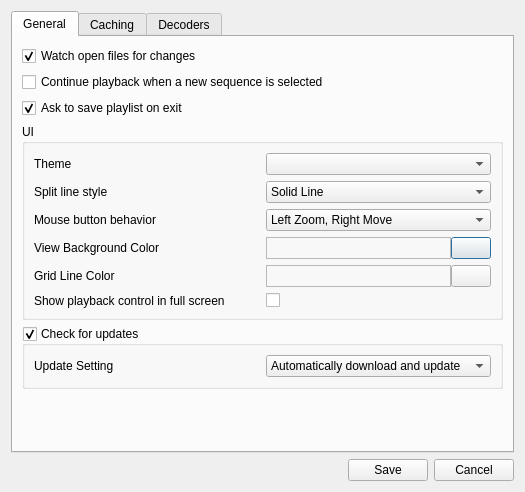
Before: the Qt Designer form ui/settingsDialog.ui in IENT/YUView, drawn with Qt 5.
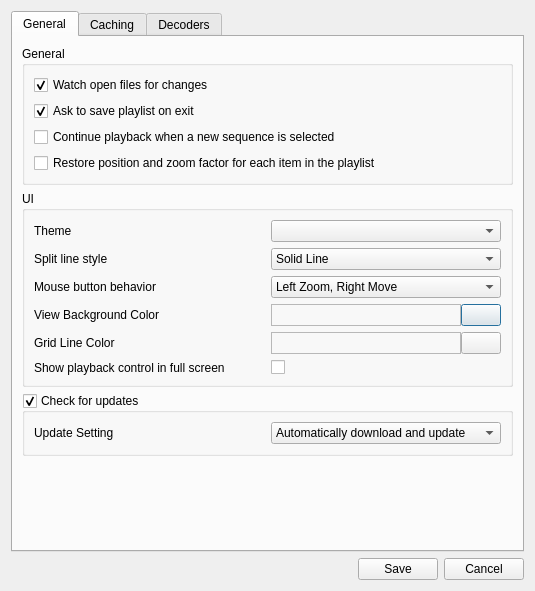
After: the same form once the commit is applied. The open tabs and pages were chosen to show the change. Icons and pictures are not drawn. Custom widgets are drawn as their Qt base class.

Commit message: Added and enabled a setting. This does not work yet.

What changed in the file:
```diff
--- a/ui/settingsDialog.ui
+++ b/ui/settingsDialog.ui
@@ -6,8 +6,8 @@
    <rect>
     <x>0</x>
     <y>0</y>
-    <width>525</width>
-    <height>492</height>
+    <width>535</width>
+    <height>591</height>
    </rect>
   </property>
   <property name="windowTitle">
@@ -25,22 +25,12 @@
       </attribute>
       <layout class="QVBoxLayout" name="verticalLayout_2">
        <item>
-        <widget class="QCheckBox" name="checkBoxWatchFiles">
-         <property name="toolTip">
-          <string>If active, all open files will be watched for changes. If a file is changed, YUV will ask you if you want to reload the file now.</string>
+        <widget class="QGroupBox" name="groupBox">
+         <property name="title">
+          <string>General</string>
          </property>
-         <property name="whatsThis">
-          <string>If active, all open files will be watched for changes. If a file is changed, YUV will ask you if you want to reload the file now.</string>
-         </property>
-         <property name="text">
-          <string>Watch open files for changes</string>
-         </property>
-         <property name="checked">
-          <bool>true</bool>
-         </property>
-        </widget>
-       </item>
-       <item>
+         <layout class="QGridLayout" name="gridLayout_7">
+          <item row="3" column="0">
         <widget class="QCheckBox" name="checkBoxContinuePlaybackNewSelection">
          <property name="toolTip">
           <string>Should playback continue if a new sequence is selected from the playlist?</string>
@@ -53,7 +43,7 @@
          </property>
         </widget>
        </item>
-       <item>
+          <item row="2" column="0">
         <widget class="QCheckBox" name="checkBoxAskToSave">
          <property name="text">
           <string>Ask to save playlist on exit</string>
@@ -63,6 +53,32 @@
          </property>
         </widget>
        </item>
+          <item row="0" column="0">
+           <widget class="QCheckBox" name="checkBoxWatchFiles">
+            <property name="toolTip">
+             <string>If active, all open files will be watched for changes. If a file is changed, YUV will ask you if you want to reload the file now.</string>
+            </property>
+            <property name="whatsThis">
+             <string>If active, all open files will be watched for changes. If a file is changed, YUV will ask you if you want to reload the file now.</string>
+            </property>
+            <property name="text">
+             <string>Watch open files for changes</string>
+            </property>
+            <property name="checked">
+             <bool>true</bool>
+            </property>
+           </widget>
+          </item>
+          <item row="4" column="0">
+           <widget class="QCheckBox" name="checkBoxSavePositionPerItem">
+            <property name="text">
+             <string>Restore position and zoom factor for each item in the playlist</string>
+            </property>
+           </widget>
+          </item>
+         </layout>
+        </widget>
+       </item>
        <item>
         <widget class="QGroupBox" name="GroupBoxColors">
          <property name="minimumSize">
```
Left out of the diff: 5 changed lines with no effect on the pictures. Lines whose indentation alone changed are shown as unchanged. The commit also changes 1 other file.
